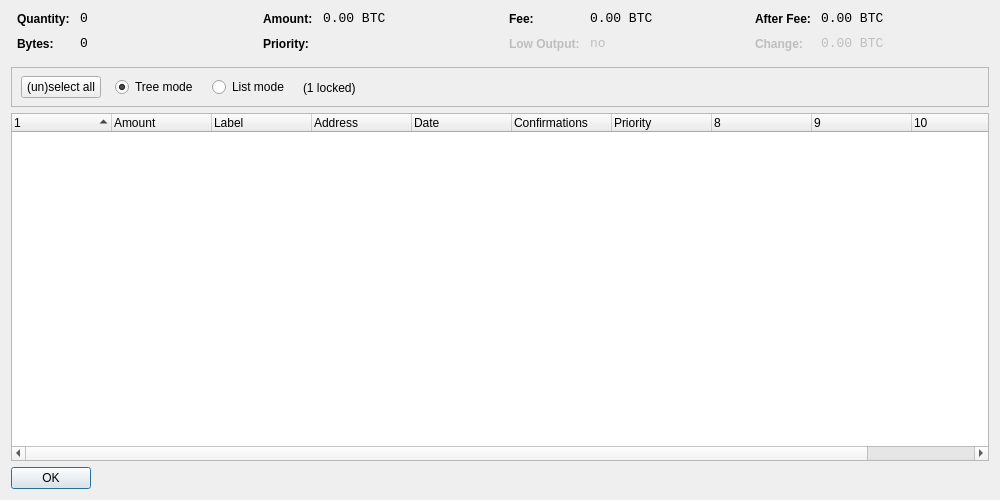
horcoin/horcoin, file src/qt/forms/coincontroldialog.ui: the form before one commit.
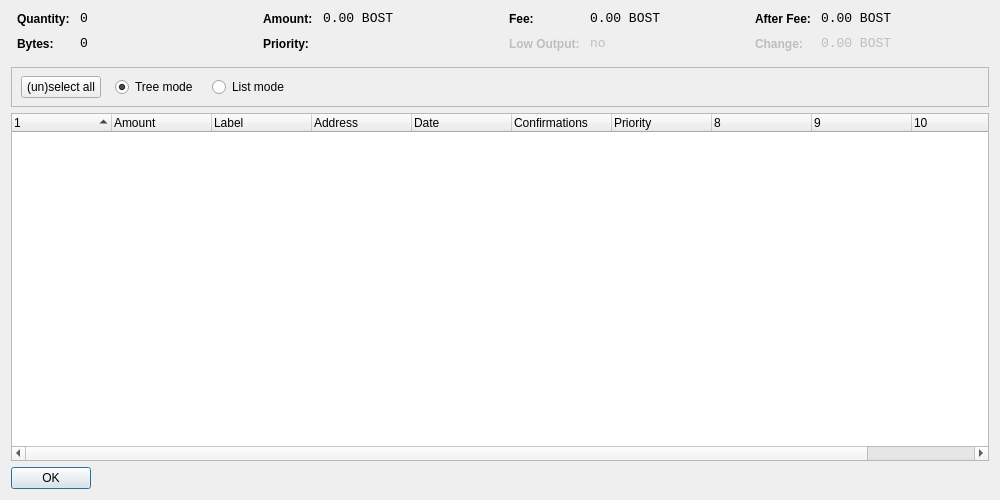
The form after the commit. Custom widgets are drawn as their Qt base class.

```diff
--- a/src/qt/forms/coincontroldialog.ui
+++ b/src/qt/forms/coincontroldialog.ui
@@ -141,7 +141,7 @@
           <enum>Qt::ActionsContextMenu</enum>
          </property>
          <property name="text">
-          <string notr="true">0.00 BTC</string>
+          <string notr="true">0.00 BOST</string>
          </property>
          <property name="textInteractionFlags">
           <set>Qt::LinksAccessibleByMouse|Qt::TextSelectableByKeyboard|Qt::TextSelectableByMouse</set>
@@ -221,7 +221,7 @@
           <enum>Qt::ActionsContextMenu</enum>
          </property>
          <property name="text">
-          <string notr="true">0.00 BTC</string>
+          <string notr="true">0.00 BOST</string>
          </property>
          <property name="textInteractionFlags">
           <set>Qt::LinksAccessibleByMouse|Qt::TextSelectableByKeyboard|Qt::TextSelectableByMouse</set>
@@ -307,7 +307,7 @@
           <enum>Qt::ActionsContextMenu</enum>
          </property>
          <property name="text">
-          <string notr="true">0.00 BTC</string>
+          <string notr="true">0.00 BOST</string>
          </property>
          <property name="textInteractionFlags">
           <set>Qt::LinksAccessibleByMouse|Qt::TextSelectableByKeyboard|Qt::TextSelectableByMouse</set>
@@ -345,7 +345,7 @@
           <enum>Qt::ActionsContextMenu</enum>
          </property>
          <property name="text">
-          <string notr="true">0.00 BTC</string>
+          <string notr="true">0.00 BOST</string>
          </property>
          <property name="textInteractionFlags">
           <set>Qt::LinksAccessibleByMouse|Qt::TextSelectableByKeyboard|Qt::TextSelectableByMouse</set>
@@ -425,13 +425,6 @@
          </property>
         </widget>
        </item>
-       <item>
-        <widget class="QLabel" name="labelLocked">
-         <property name="text">
-          <string>(1 locked)</string>
-         </property>
-        </widget>
-       </item>
        <item>
         <spacer name="horizontalSpacer">
          <property name="orientation">
```
Left out of the diff: 4 changed lines with no effect on the pictures.
